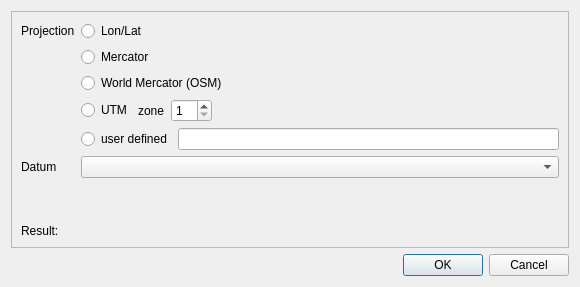
ntruchsess/QLandkarteGT, file src/IDlgProjWizzard.ui: the form before one commit.
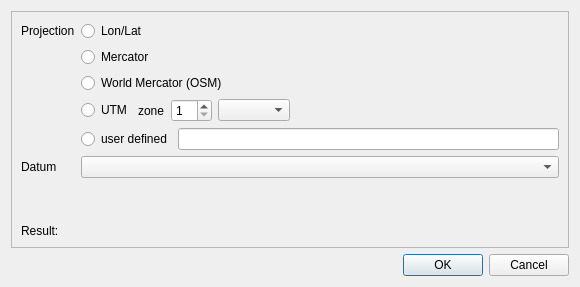
The form after the commit.

Commit message: add choice of hemisphere for UTM

What changed in the file:
```diff
--- a/src/IDlgProjWizzard.ui
+++ b/src/IDlgProjWizzard.ui
@@ -56,6 +56,9 @@
           </property>
          </widget>
         </item>
+        <item>
+         <widget class="QComboBox" name="comboHemisphere"/>
+        </item>
         <item>
          <spacer>
           <property name="orientation">
```
The commit also changes 1 other file.
